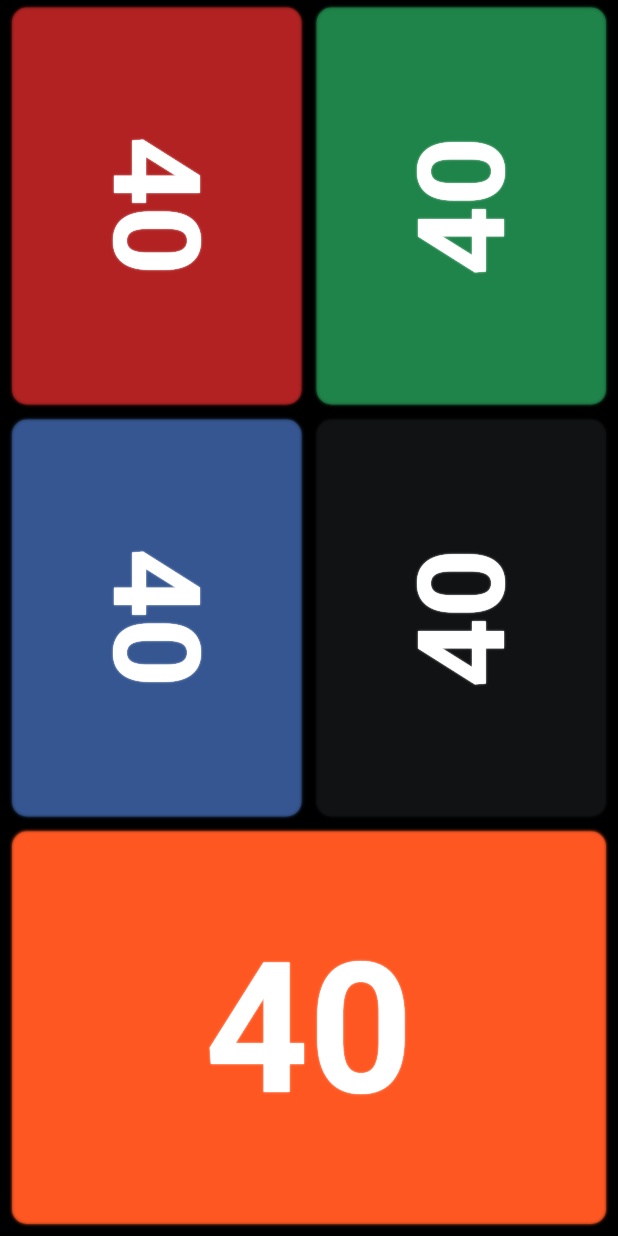
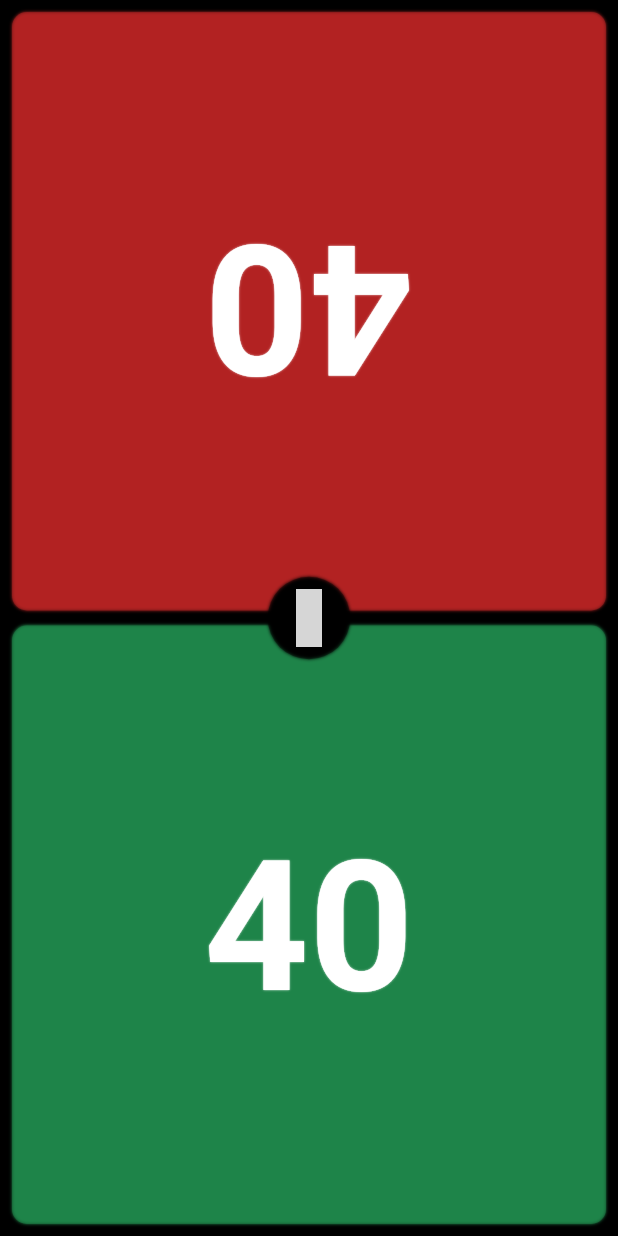
Before and after one commit to Lucas-AV/LifeKeeper, a Flutter app: the screen it shows after launch, on a phone screen of 412 x 824 dp. Run offline on Flutter 3.47's test engine with Material 2 defaults, Android fonts, the phone set to English and light mode, and no system bars; our stand-ins replace material_design_icons_flutter; grey boxes are pictures that could not be loaded.

Commit message:
Navigation update

```diff
--- a/lib/lifepad.dart
+++ b/lib/lifepad.dart
@@ -23,6 +23,7 @@ class _LifePadState extends State<LifePad> {
   Timer timeCounter = Timer(Duration(seconds: 0),(){});
   String viewMode = "minimalist";
   int diceTypeRoll = 0;
+  DateTime lastClick = DateTime.now();
 
   @override
   void initState(){
@@ -30,12 +31,7 @@ class _LifePadState extends State<LifePad> {
   }
 
   Widget counterValueText() {
-    return SizedBox(
-      child: RawMaterialButton(
-        onPressed: (){
-          changeViewMode(viewMode != "minimalist", "minimalist", "detailed");
-        },
-        child: LayoutBuilder(
+    return LayoutBuilder(
       builder: (context,constraints){
         return AnimatedContainer(
           duration: Duration(milliseconds: 100),
@@ -51,15 +47,24 @@ class _LifePadState extends State<LifePad> {
           ),
         );
       }
-        ),
-      ),
     );
+  }
+  int delayCheck = 3;
+  void checkLastClick() {
+    if (DateTime.now().difference(lastClick).inSeconds >= delayCheck && viewMode == "detailed") {
+      print("CHECKED");
+      setState(() {
+        changeViewMode(viewMode!="minimalist", "minimalist", "detailed");
+      });
+    }
   }
 
   Widget counterModifierButton({int num = 1}){
     void onPressed(){
       setState(() {
         widget.value += num;
+        lastClick = DateTime.now();
+        Future.delayed(Duration(seconds: delayCheck), checkLastClick);
       });
     }
 
@@ -68,12 +73,14 @@ class _LifePadState extends State<LifePad> {
         const Duration(milliseconds: 100),
         (timer) {
           onPressed();
+          lastClick = DateTime.now();
+          Future.delayed(Duration(seconds: delayCheck), checkLastClick);
         }
       );
     }
 
     void onLongEnd(LongPressEndDetails details) {
-      timeCounter.cancel();
+      timeCounter?.cancel();
     }
 
     return Expanded(
@@ -99,6 +106,8 @@ class _LifePadState extends State<LifePad> {
   void changeViewMode(bool modeCondition,String isTrue, String isFalse){
     setState(() {
       viewMode = modeCondition? isTrue:isFalse;
+      lastClick = DateTime.now();
+      Future.delayed(Duration(seconds: delayCheck), checkLastClick);
     });
   }
 
@@ -195,6 +204,7 @@ class _LifePadState extends State<LifePad> {
           initialIcon: dicesMap["outlined"][value],
           afterIcon: dicesMap["normal"][value],
           condition: diceTypeRoll == value,
+          multi: 0.8
         )
       ),
     );
@@ -206,9 +216,30 @@ class _LifePadState extends State<LifePad> {
       children: viewMode == "minimalist"? [
         modifierColumn(),
         counterValueText(),
+        SizedBox(
+          height: 70,
+          width: 70,
+          child: GestureDetector(
+            onTap: (){
+              changeViewMode(viewMode != "minimalist", "minimalist", "detailed");
+            },
+          ),
+        )
       ] : [
         counterValueText(),
         modifierColumn(),
+      ],
+    );
+  }
+
+  Widget detailedStack(){
+    return Stack(
+      alignment: Alignment.center,
+      children: [
+        paletteOutlineButton(),
+        diceMultipleOutlineButton(),
+        cardsOutlinedButton(),
+        tokensButton(),
       ],
     );
   }
@@ -227,11 +258,7 @@ class _LifePadState extends State<LifePad> {
               alignment: Alignment.center,
               children: [
                 lifeStack(),
-                paletteOutlineButton(),
-                diceMultipleOutlineButton(),
-                cardsOutlinedButton(),
-                tokensButton(),
-
+                detailedStack(),
                 lifepadSection(
                   (){
                     changeViewMode(viewMode == "colorChange","detailed","colorChange");
@@ -244,6 +271,7 @@ class _LifePadState extends State<LifePad> {
                   List<Widget>.generate(colorsList.length, (index) => colorButton(color: colorsList[index])),
                   visible: viewMode == "colorChange",
                   color: widget.color,
+                  title: "CHOOSE A COLOR"
                 ),
 
                 lifepadSection(
@@ -262,6 +290,27 @@ class _LifePadState extends State<LifePad> {
                   color: widget.color,
                   crossAxisCount: 4,
                 ),
+
+                lifepadSection(
+                      (){
+                    changeViewMode(viewMode == "tokensEdit", "detailed", "tokensEdit");
+                    diceTypeRoll = 0;
+                  },
+                      (){
+                    setState(() {
+                      diceTypeRoll = dicesValues[Random().nextInt(dicesValues.length)];
+                    });
+                  },
+                  [
+                    Container(color: Colors.red),
+                    Container(color: Colors.green),
+                    Container(color: Colors.blue),
+                  ],
+                  visible: viewMode == "tokensEdit",
+                  title: "ROLL A DICE",
+                  color: widget.color,
+                  crossAxisCount: 3,
+                ),
               ],
             ),
           ),
--- a/lib/main.dart
+++ b/lib/main.dart
@@ -9,7 +9,7 @@ class MyApp extends StatelessWidget {
 
   @override
   Widget build(BuildContext context) {
-    int numberOfPlayers = 5;
+    int numberOfPlayers = 2;
     int base = 40;
 
 
--- a/lib/main_page.dart
+++ b/lib/main_page.dart
@@ -1,3 +1,4 @@
+import 'package:lifekeeper/settings_button.dart';
 import 'package:material_design_icons_flutter/material_design_icons_flutter.dart';
 import 'package:flutter/material.dart';
 import 'package:lifekeeper/style.dart';
@@ -121,6 +122,38 @@ class _MainPageState extends State<MainPage> {
       ];
     }
 
+    Widget centerButton(){
+      return Container(
+          height: 55,
+          width: 55,
+          decoration: BoxDecoration(
+            borderRadius: BorderRadius.circular(100),
+            color: Colors.black38,
+            boxShadow: [
+              BoxShadow(
+                color: Colors.black,
+                blurRadius: 1.1
+              ),
+            ],
+          ),
+          child: GestureDetector(
+            onTap: (){
+              setState(() {
+                widget.numberOfPlayers++;
+                if(widget.numberOfPlayers > 6){
+                  widget.numberOfPlayers = 2;
+                }
+              });
+            },
+            child: LayoutBuilder(
+              builder: (context,constraints){
+                return Icon(MdiIcons.cubeOutline,color: Colors.white,size: constraints.maxWidth*0.7,);
+              },
+            )
+          )
+      );
+    }
+
     return SafeArea(
       child: Scaffold(
         backgroundColor: Colors.black,
@@ -137,6 +170,20 @@ class _MainPageState extends State<MainPage> {
               Row(
                 children: buildChildren(),
               ),
+              widget.numberOfPlayers % 4 == 0 || widget.numberOfPlayers < 5?
+                centerButton() : Column(
+                children: [
+                  Expanded(
+                    flex: 15,
+                    child: SizedBox(),
+                  ),
+                  centerButton(),
+                  Expanded(
+                    flex: 7,
+                    child: SizedBox(),
+                  )
+                ],
+              )
             ],
           )
         ),
--- a/lib/settings_button.dart
+++ b/lib/settings_button.dart
@@ -17,8 +17,8 @@ class _SettingsButtonState extends State<SettingsButton> {
           color: Colors.black54,
           boxShadow: [
             BoxShadow(
-                color: Colors.black,
-                blurRadius: 1
+              color: Colors.black,
+              blurRadius: 1
             )
           ]
       ),
--- a/pubspec.yaml
+++ b/pubspec.yaml
@@ -62,6 +62,8 @@ flutter:
   # To add assets to your application, add an assets section, like this:
   assets:
     - assets/d20_outlined.png
+    - assets/full.png
+    - assets/out.png
   #   - images/a_dot_burr.jpeg
   #   - images/a_dot_ham.jpeg
 
```
Also changed, not shown: assets/d20_outlined.png, 1 other file. Lines whose indentation alone changed are shown as unchanged.
